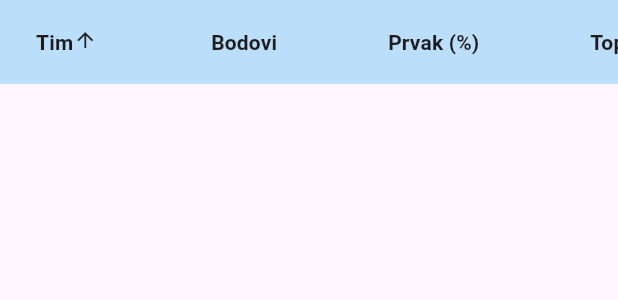
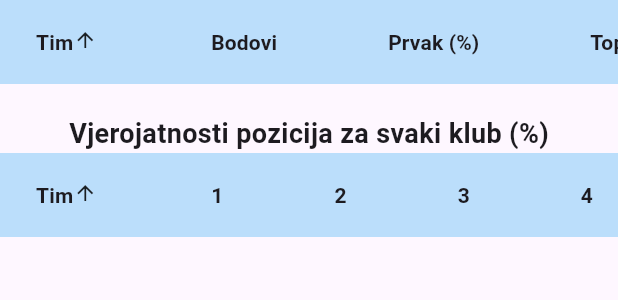
Before and after one commit to Filip746/HNL_stats, a Flutter app: the ProbabilityTable widget shown alone on an empty page, opened directly with empty values, on a phone screen of 412 x 824 dp. Shown: the top 300 px of the screen. Run offline on Flutter 3.47's test engine with Material 3 defaults, Android fonts, the phone set to English and light mode, and no system bars; our stand-ins replace equatable, flutter_bloc; network calls fail.

Commit message:
Fixed sorting at second table

```diff
--- a/app/lib/app.dart
+++ b/app/lib/app.dart
@@ -2,7 +2,7 @@ import 'package:flutter/material.dart';
 import 'screens/probability_screen.dart';
 
 class MyApp extends StatelessWidget {
-  const MyApp({Key? key}) : super(key: key);
+  const MyApp({super.key});
 
   @override
   Widget build(BuildContext context) {
@@ -11,7 +11,7 @@ class MyApp extends StatelessWidget {
       theme: ThemeData(
         primarySwatch: Colors.blue,
       ),
-      home: ProbabilityScreen(),
+      home: const ProbabilityScreen(),
     );
   }
 }
--- a/app/lib/widgets/probability_table.dart
+++ b/app/lib/widgets/probability_table.dart
@@ -4,30 +4,34 @@ import '../models/team_probability.dart';
 class ProbabilityTable extends StatefulWidget {
   final List<TeamProbability> probabilities;
 
-  const ProbabilityTable({Key? key, required this.probabilities})
-      : super(key: key);
+  const ProbabilityTable({super.key, required this.probabilities});
 
   @override
+  // ignore: library_private_types_in_public_api
   _ProbabilityTableState createState() => _ProbabilityTableState();
 }
 
 class _ProbabilityTableState extends State<ProbabilityTable> {
-  late List<TeamProbability> probabilities;
-  int _sortColumnIndex = 0;
-  bool _sortAscending = true;
+  late List<TeamProbability> upperTableProbabilities;
+  late List<TeamProbability> lowerTableProbabilities;
+  int _upperSortColumnIndex = 0;
+  bool _upperSortAscending = true;
+  int _lowerSortColumnIndex = 0;
+  bool _lowerSortAscending = true;
 
   @override
   void initState() {
     super.initState();
-    probabilities = widget.probabilities;
+    upperTableProbabilities = List.from(widget.probabilities);
+    lowerTableProbabilities = List.from(widget.probabilities);
   }
 
-  void _sort<T>(Comparable<T> Function(TeamProbability d) getField,
+  void _sortUpperTable<T>(Comparable<T> Function(TeamProbability d) getField,
       int columnIndex, bool ascending) {
     setState(() {
-      _sortColumnIndex = columnIndex;
-      _sortAscending = ascending;
-      probabilities.sort((a, b) {
+      _upperSortColumnIndex = columnIndex;
+      _upperSortAscending = ascending;
+      upperTableProbabilities.sort((a, b) {
         final aValue = getField(a);
         final bValue = getField(b);
         return ascending
@@ -37,74 +41,151 @@ class _ProbabilityTableState extends State<ProbabilityTable> {
     });
   }
 
+  void _sortLowerTable<T>(Comparable<T> Function(TeamProbability d) getField,
+      int columnIndex, bool ascending) {
+    setState(() {
+      _lowerSortColumnIndex = columnIndex;
+      _lowerSortAscending = ascending;
+      lowerTableProbabilities.sort((a, b) {
+        final aValue = getField(a);
+        final bValue = getField(b);
+        return ascending
+            ? Comparable.compare(aValue, bValue)
+            : Comparable.compare(bValue, aValue);
+      });
+    });
+  }
+
+  Widget _buildDataTable({
+    required List<DataColumn> columns,
+    required List<DataRow> rows,
+    required int sortColumnIndex,
+    required bool sortAscending,
+  }) {
+    return DataTable(
+      headingRowColor: WidgetStateProperty.all(Colors.blue[100]),
+      dataRowColor: WidgetStateProperty.resolveWith((states) {
+        if (states.contains(WidgetState.selected)) return Colors.grey[300];
+        return states.contains(WidgetState.hovered) ? Colors.grey[100] : null;
+      }),
+      sortColumnIndex: sortColumnIndex,
+      sortAscending: sortAscending,
+      columns: columns,
+      rows: rows,
+    );
+  }
+
+  DataCell _buildTeamCell(String teamName) {
+    return DataCell(
+      Row(
+        children: [
+          Image.asset(
+            'assets/images/${teamName.toLowerCase().replaceAll(" ", "_")}.png',
+            width: 30,
+            height: 30,
+            errorBuilder: (context, error, stackTrace) =>
+                const Icon(Icons.sports_soccer),
+          ),
+          const SizedBox(width: 8),
+          Text(teamName),
+        ],
+      ),
+    );
+  }
+
   @override
   Widget build(BuildContext context) {
     return SingleChildScrollView(
+      child: Column(
+        children: [
+          SingleChildScrollView(
             scrollDirection: Axis.horizontal,
-      child: DataTable(
-        headingRowColor: MaterialStateProperty.all(Colors.blue[100]),
-        dataRowColor: MaterialStateProperty.resolveWith((states) {
-          if (states.contains(MaterialState.selected)) return Colors.grey[300];
-          return states.contains(MaterialState.hovered)
-              ? Colors.grey[100]
-              : null;
-        }),
-        sortColumnIndex: _sortColumnIndex,
-        sortAscending: _sortAscending,
+            child: _buildDataTable(
               columns: [
                 DataColumn(
-            label: Text('Tim', style: TextStyle(fontWeight: FontWeight.bold)),
+                  label: const Text('Tim',
+                      style: TextStyle(fontWeight: FontWeight.bold)),
                   onSort: (columnIndex, ascending) =>
-                _sort((d) => d.name, columnIndex, ascending),
+                      _sortUpperTable((d) => d.name, columnIndex, ascending),
                 ),
                 DataColumn(
-            label:
-                Text('Bodovi', style: TextStyle(fontWeight: FontWeight.bold)),
+                  label: const Text('Bodovi',
+                      style: TextStyle(fontWeight: FontWeight.bold)),
                   numeric: true,
-            onSort: (columnIndex, ascending) =>
-                _sort((d) => d.projectedPoints, columnIndex, ascending),
+                  onSort: (columnIndex, ascending) => _sortUpperTable(
+                      (d) => d.projectedPoints, columnIndex, ascending),
                 ),
                 DataColumn(
-            label: Text('Prvak (%)',
+                  label: const Text('Prvak (%)',
                       style: TextStyle(fontWeight: FontWeight.bold)),
                   numeric: true,
-            onSort: (columnIndex, ascending) =>
-                _sort((d) => d.top8Probability, columnIndex, ascending),
+                  onSort: (columnIndex, ascending) => _sortUpperTable(
+                      (d) => d.top8Probability, columnIndex, ascending),
                 ),
                 DataColumn(
-            label: Text('Top 4 (%)',
+                  label: const Text('Top 4 (%)',
                       style: TextStyle(fontWeight: FontWeight.bold)),
                   numeric: true,
-            onSort: (columnIndex, ascending) =>
-                _sort((d) => d.top24Probability, columnIndex, ascending),
+                  onSort: (columnIndex, ascending) => _sortUpperTable(
+                      (d) => d.top24Probability, columnIndex, ascending),
                 ),
               ],
-        rows: probabilities
+              rows: upperTableProbabilities
                   .map((team) => DataRow(
                         cells: [
+                          _buildTeamCell(team.name),
                           DataCell(
-                      Row(
-                        children: [
-                          Image.asset(
-                            'assets/images/${team.name.toLowerCase().replaceAll(" ", "_")}.png',
-                            width: 30,
-                            height: 30,
-                            errorBuilder: (context, error, stackTrace) =>
-                                Icon(Icons.sports_soccer),
-                          ),
-                          SizedBox(width: 8),
-                          Text(team.name),
-                        ],
-                      ),
-                    ),
-                    DataCell(Text(team.projectedPoints.toStringAsFixed(0))),
-                    DataCell(
-                        Text('${team.top8Probability.toStringAsFixed(2)}%')),
-                    DataCell(
-                        Text('${team.top24Probability.toStringAsFixed(2)}%')),
+                              Text(team.projectedPoints.toStringAsFixed(0))),
+                          DataCell(Text(
+                              '${team.top8Probability.toStringAsFixed(2)}%')),
+                          DataCell(Text(
+                              '${team.top24Probability.toStringAsFixed(2)}%')),
                         ],
                       ))
                   .toList(),
+              sortColumnIndex: _upperSortColumnIndex,
+              sortAscending: _upperSortAscending,
+            ),
+          ),
+          const SizedBox(height: 20),
+          const Text("Vjerojatnosti pozicija za svaki klub (%)",
+              style: TextStyle(fontSize: 18, fontWeight: FontWeight.bold)),
+          SingleChildScrollView(
+            scrollDirection: Axis.horizontal,
+            child: _buildDataTable(
+              columns: [
+                DataColumn(
+                  label: const Text('Tim',
+                      style: TextStyle(fontWeight: FontWeight.bold)),
+                  onSort: (columnIndex, ascending) =>
+                      _sortLowerTable((d) => d.name, columnIndex, ascending),
+                ),
+                for (int i = 1; i <= 10; i++)
+                  DataColumn(
+                    label: Text(i.toString(),
+                        style: const TextStyle(fontWeight: FontWeight.bold)),
+                    numeric: true,
+                    onSort: (columnIndex, ascending) => _sortLowerTable(
+                        (d) => d.positionProbabilities[columnIndex - 1],
+                        columnIndex,
+                        ascending),
+                  ),
+              ],
+              rows: lowerTableProbabilities
+                  .map((team) => DataRow(
+                        cells: [
+                          _buildTeamCell(team.name),
+                          for (int i = 0; i < 10; i++)
+                            DataCell(Text(
+                                '${team.positionProbabilities[i].toStringAsFixed(2)}%')),
+                        ],
+                      ))
+                  .toList(),
+              sortColumnIndex: _lowerSortColumnIndex,
+              sortAscending: _lowerSortAscending,
+            ),
+          ),
+        ],
       ),
     );
   }
```
Also changed, not shown: app/lib/data/probability_data.dart (+2 -6 lines), app/lib/models/team_probability.dart (+4 -6 lines), app/lib/screens/probability_screen.dart (+6 -4 lines). Lines whose indentation alone changed are shown as unchanged.
